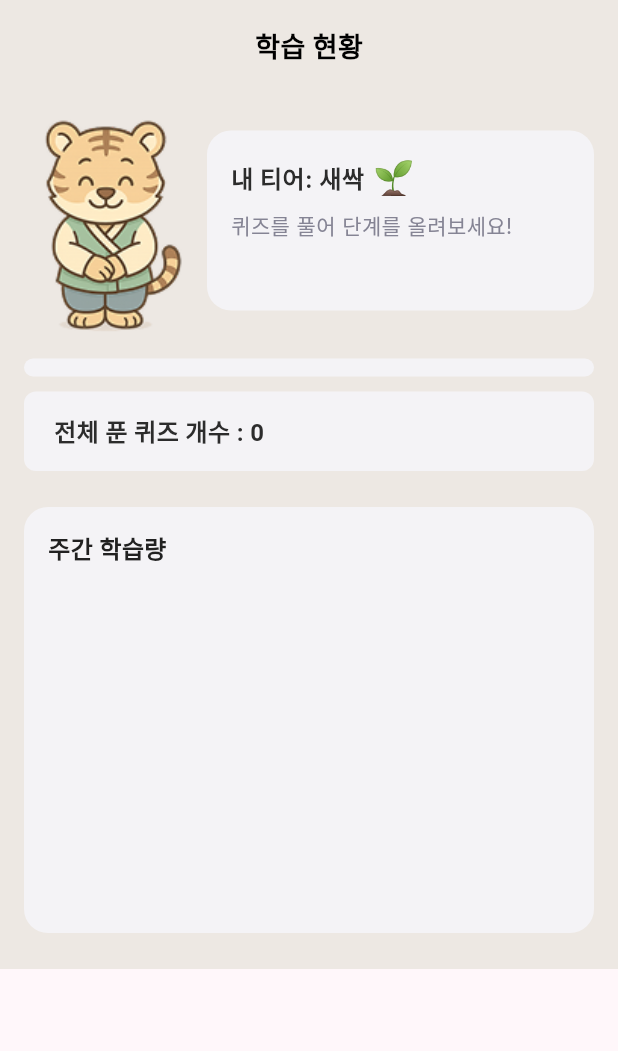
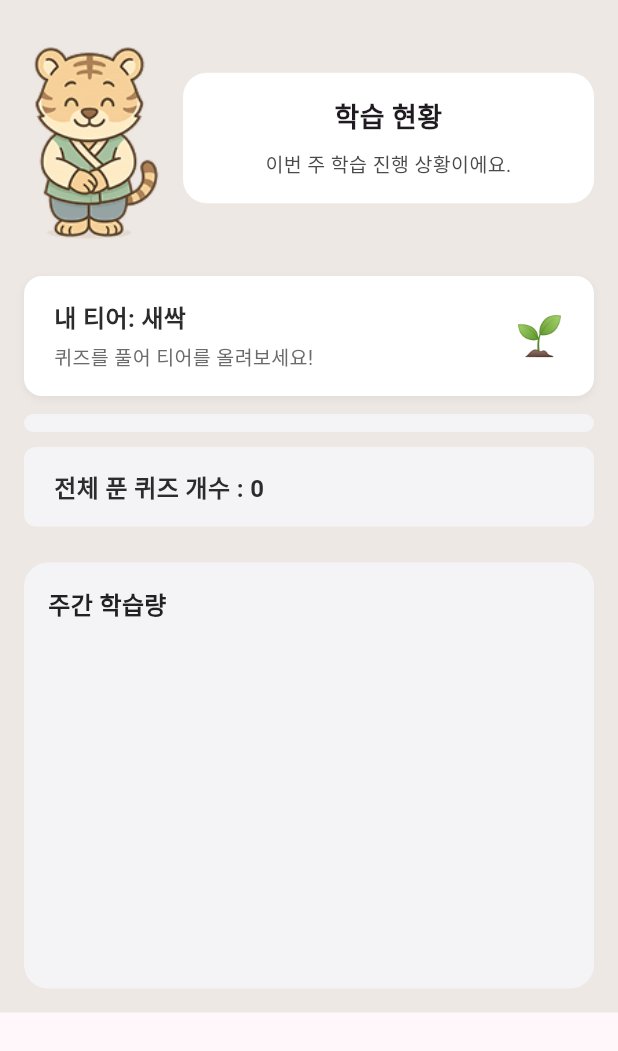
Before and after one commit to jinha0907/2025_02_CapstoneProject, a Flutter app: the LearningStatusTabBody widget shown alone on an empty page, opened directly with empty values, on a phone screen of 412 x 824 dp. Shown: the top 1051 px of the screen. Run offline on Flutter 3.47's test engine with Material 3 defaults, Android fonts, the phone set to English and light mode, and no system bars; drawn by our look-alikes of fl_chart; our stand-ins replace dio, go_router, shared_preferences; accounts and stored records are empty; network calls fail; Roboto replaces fonts that are missing (Inter).

Commit message:
fix: 퀴즈 제외 전체 레이아웃 통일 작업, feat: 학습현황 티어 프로그레스바 구현

```diff
--- a/lib/screens/main_screen/info_detail_screen.dart
+++ b/lib/screens/main_screen/info_detail_screen.dart
@@ -129,7 +129,7 @@ class _TigerHeader extends StatelessWidget {
           child: Container(
             padding: const EdgeInsets.symmetric(horizontal: 18, vertical: 16),
             decoration: BoxDecoration(
-              color: const Color(0xFFF4F3F6),
+              color: Colors.white,
               borderRadius: BorderRadius.circular(16),
             ),
             child: Column(
--- a/lib/screens/main_screen/info_subsubtitle_screen.dart
+++ b/lib/screens/main_screen/info_subsubtitle_screen.dart
@@ -101,7 +101,7 @@ class _TigerHeader extends StatelessWidget {
           child: Container(
             padding: const EdgeInsets.symmetric(horizontal: 18, vertical: 16),
             decoration: BoxDecoration(
-              color: const Color(0xFFF4F3F6),
+              color: Colors.white,
               borderRadius: BorderRadius.circular(16),
             ),
             child: Column(
--- a/lib/screens/main_screen/info_subtitle_screen.dart
+++ b/lib/screens/main_screen/info_subtitle_screen.dart
@@ -101,7 +101,7 @@ class _TigerHeader extends StatelessWidget {
           child: Container(
             padding: const EdgeInsets.symmetric(horizontal: 18, vertical: 16),
             decoration: BoxDecoration(
-              color: const Color(0xFFF4F3F6),
+              color: Colors.white,
               borderRadius: BorderRadius.circular(16),
             ),
             child: Column(
--- a/lib/screens/main_screen/info_title_screen.dart
+++ b/lib/screens/main_screen/info_title_screen.dart
@@ -102,7 +102,7 @@ class _TigerHeader extends StatelessWidget {
           child: Container(
             padding: const EdgeInsets.symmetric(horizontal: 18, vertical: 16),
             decoration: BoxDecoration(
-              color: const Color(0xFFF4F3F6),
+              color: Colors.white,
               borderRadius: BorderRadius.circular(16),
             ),
             child: Column(
--- a/lib/screens/main_screen/learning_status_tab_body.dart
+++ b/lib/screens/main_screen/learning_status_tab_body.dart
@@ -1,12 +1,14 @@
-// lib/screens/tabs/learning_status_tab_body.dart  (경로는 네 프로젝트에 맞게)
+// lib/screens/tabs/learning_status_tab_body.dart
 import 'package:flutter/material.dart';
 import 'package:korean_culture_quiz/widgets/weekly_study_chart.dart';
+
+import '../../info/user_info.dart'; // 🔥 UserInfo에서 totalExp, tier 읽기
 
 class LearningStatusTabBody extends StatelessWidget {
   final List<double> weeklyData;
   final String tierName;
   final int totalQuizCount;
-  final double completionRatio; // 0.0 ~ 1.0
+  final double completionRatio; // 기존 필드(호환용, 없애도 되지만 일단 유지)
 
   const LearningStatusTabBody({
     super.key,
@@ -16,86 +18,106 @@ class LearningStatusTabBody extends StatelessWidget {
     this.completionRatio = 0.0,
   });
 
+  /// 🔥 실제 로그인 유저의 totalExp + tier 를 기준으로
+  /// 0.0 ~ 1.0 사이의 진행도를 계산
+  double _calcExpRatio() {
+    final user = UserInfo.currentUser;
+
+    // 로그인 안 돼 있으면, 기존에 주던 값 사용 (혹은 0.0)
+    if (user == null) {
+      return completionRatio.clamp(0.0, 1.0);
+    }
+
+    final int exp = user.totalExp;
+    final String tier = user.tier; // ex: '브론즈', '실버', '골드', '플래티넘'
+
+    // 플래티넘은 항상 꽉 찬 상태
+    if (tier.contains('플래티넘')) {
+      return 1.0;
+    }
+
+    // 혹시 영어로 들어올 수도 있을 상황까지 대비 (선택사항)
+    final lower = tier.toLowerCase();
+
+    // 브론즈 0~999 → 통 크기 1000
+    if (tier.contains('브론즈') || lower.contains('bronze')) {
+      final local = exp.clamp(0, 999);
+      return local / 1000.0;
+    }
+
+    // 실버 1000~4999 → 통 크기 4000
+    if (tier.contains('실버') || lower.contains('silver')) {
+      final local = (exp - 1000).clamp(0, 3999); // 0 ~ 3999
+      return local / 4000.0;
+    }
+
+    // 골드 5000~9999 → 통 크기 5000
+    if (tier.contains('골드') || lower.contains('gold')) {
+      final local = (exp - 5000).clamp(0, 4999); // 0 ~ 4999
+      return local / 5000.0;
+    }
+
+    // 만약 tier 문자열이 예외적인 값이면:
+    // 1만 기준으로 대충 비율 계산 (혹은 0.0으로 둬도 됨)
+    return (exp.clamp(0, 10000) / 10000.0).toDouble();
+  }
+
   @override
   Widget build(BuildContext context) {
+    // 🔥 여기서 현재 유저 기준으로 진행도 계산
+    final expRatio = _calcExpRatio();
+
     return Container(
       color: const Color(0xFFEDE8E3),
       child: SingleChildScrollView(
-        padding: const EdgeInsets.fromLTRB(16, 16, 16, 24),
+        padding: const EdgeInsets.fromLTRB(16, 8, 16, 16),
         child: Column(
           crossAxisAlignment: CrossAxisAlignment.start,
           children: [
-            // ===== 타이틀 =====
             const SizedBox(height: 4),
-            const Center(
-              child: Text(
-                '학습 현황',
-                style: TextStyle(
-                  color: Colors.black,
-                  fontSize: 18,
-                  fontFamily: 'Roboto',
-                  fontWeight: FontWeight.w600,
-                  height: 1.2,
-                ),
-              ),
-            ),
-            const SizedBox(height: 24),
 
-            // ===== 상단: 캐릭터 + 티어 카드 =====
+            // ===== 상단: 호랑이 + 설명 카드 =====
             Row(
               crossAxisAlignment: CrossAxisAlignment.center,
               children: [
-                ClipRRect(
-                  borderRadius: BorderRadius.circular(16),
-                  child: SizedBox(
-                    width: 110,
+                Transform.translate(
+                  offset: const Offset(-6, 0),
+                  child: Image.asset(
+                    'assets/images/tiger_image.png',
+                    width: 100,
                     height: 160,
-                    child: Image.asset(
-                      'assets/images/tiger_image.png',
-                      fit: BoxFit.cover,
-                    ),
+                    fit: BoxFit.contain,
                   ),
                 ),
-                const SizedBox(width: 12),
+                const SizedBox(width: 6),
                 Expanded(
                   child: Container(
-                    height: 120,
+                    padding: const EdgeInsets.all(16),
                     decoration: BoxDecoration(
-                      color: const Color(0xFFF4F3F6),
+                      color: Colors.white,
                       borderRadius: BorderRadius.circular(16),
                     ),
-                    padding: const EdgeInsets.fromLTRB(16, 16, 16, 12),
                     child: Column(
-                      crossAxisAlignment: CrossAxisAlignment.start,
-                      children: [
-                        Row(
-                          children: [
-                            Text(
-                              '내 티어: $tierName',
-                              style: const TextStyle(
-                                color: Color(0xFF2C2C2C),
-                                fontSize: 16,
-                                fontFamily: 'Inter',
-                                fontWeight: FontWeight.w600,
-                                height: 1.5,
-                              ),
-                            ),
-                            const SizedBox(width: 6),
-                            const Text('🌱', style: TextStyle(fontSize: 22)),
-                          ],
-                        ),
-                        const SizedBox(height: 8),
-                        const Text(
-                          '퀴즈를 풀어 단계를 올려보세요!',
+                      mainAxisAlignment: MainAxisAlignment.center,
+                      crossAxisAlignment: CrossAxisAlignment.center,
+                      children: const [
+                        Text(
+                          '학습 현황',
+                          textAlign: TextAlign.center,
                           style: TextStyle(
-                            color: Color(0xFF858494),
-                            fontSize: 14,
-                            fontFamily: 'Inter',
-                            fontWeight: FontWeight.w400,
-                            height: 1.2,
+                            fontSize: 18,
+                            fontWeight: FontWeight.w700,
                           ),
                         ),
-                        const Spacer(),
+                        SizedBox(height: 8),
+                        Text(
+                          '이번 주 학습 진행 상황이에요.',
+                          textAlign: TextAlign.center,
+                          style: TextStyle(
+                            fontSize: 13,
+                            color: Color(0xFF4A4A4A),
+                          ),
+                        ),
                       ],
                     ),
                   ),
@@ -105,8 +127,55 @@ class LearningStatusTabBody extends StatelessWidget {
 
             const SizedBox(height: 12),
 
-            // ===== 프로그레스 바 (호랑이 아래로 이동) =====
-            _ProgressBar(completionRatio: completionRatio),
+            // ===== 티어 정보 박스 (프로그레스 바 위) =====
+            Container(
+              width: double.infinity,
+              decoration: BoxDecoration(
+                color: Colors.white,
+                borderRadius: BorderRadius.circular(12),
+                boxShadow: [
+                  BoxShadow(
+                    color: Colors.black.withOpacity(0.05),
+                    blurRadius: 4,
+                    offset: const Offset(0, 2),
+                  ),
+                ],
+              ),
+              padding: const EdgeInsets.symmetric(horizontal: 20, vertical: 16),
+              child: Row(
+                children: [
+                  Expanded(
+                    child: Column(
+                      crossAxisAlignment: CrossAxisAlignment.start,
+                      children: [
+                        Text(
+                          '내 티어: $tierName',
+                          style: const TextStyle(
+                            color: Color(0xFF2C2C2C),
+                            fontSize: 16,
+                            fontWeight: FontWeight.w700,
+                          ),
+                        ),
+                        const SizedBox(height: 4),
+                        const Text(
+                          '퀴즈를 풀어 티어를 올려보세요!',
+                          style: TextStyle(
+                            color: Color(0xFF6B6B6B),
+                            fontSize: 13,
+                          ),
+                        ),
+                      ],
+                    ),
+                  ),
+                  const Text('🌱', style: TextStyle(fontSize: 26)),
+                ],
+              ),
+            ),
+
+            const SizedBox(height: 12),
+
+            // ===== 프로그레스 바 (경험치 기반) =====
+            _ProgressBar(completionRatio: expRatio),
 
             const SizedBox(height: 10),
 
@@ -117,7 +186,8 @@ class LearningStatusTabBody extends StatelessWidget {
                 color: const Color(0xFFF4F3F6),
                 borderRadius: BorderRadius.circular(8),
               ),
-              padding: const EdgeInsets.symmetric(horizontal: 20, vertical: 16),
+              padding:
+              const EdgeInsets.symmetric(horizontal: 20, vertical: 16),
               child: Text(
                 '전체 푼 퀴즈 개수 : $totalQuizCount',
                 style: const TextStyle(
```
Also changed, not shown: lib/DTO/quiz_load.dart (+8 -11 lines), lib/screens/main_screen/info_tab_body.dart (+33 -38 lines), lib/screens/main_screen/settings_tab_body.dart (+10 -20 lines), lib/screens/quiz_screen.dart (+4 -6 lines).
